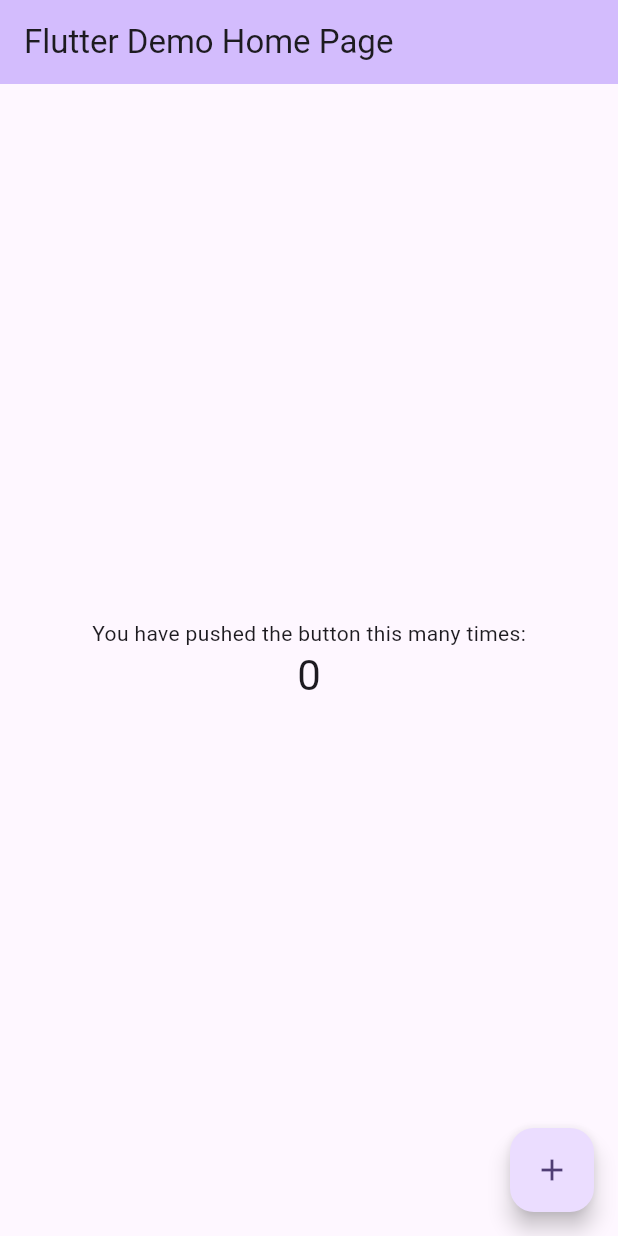
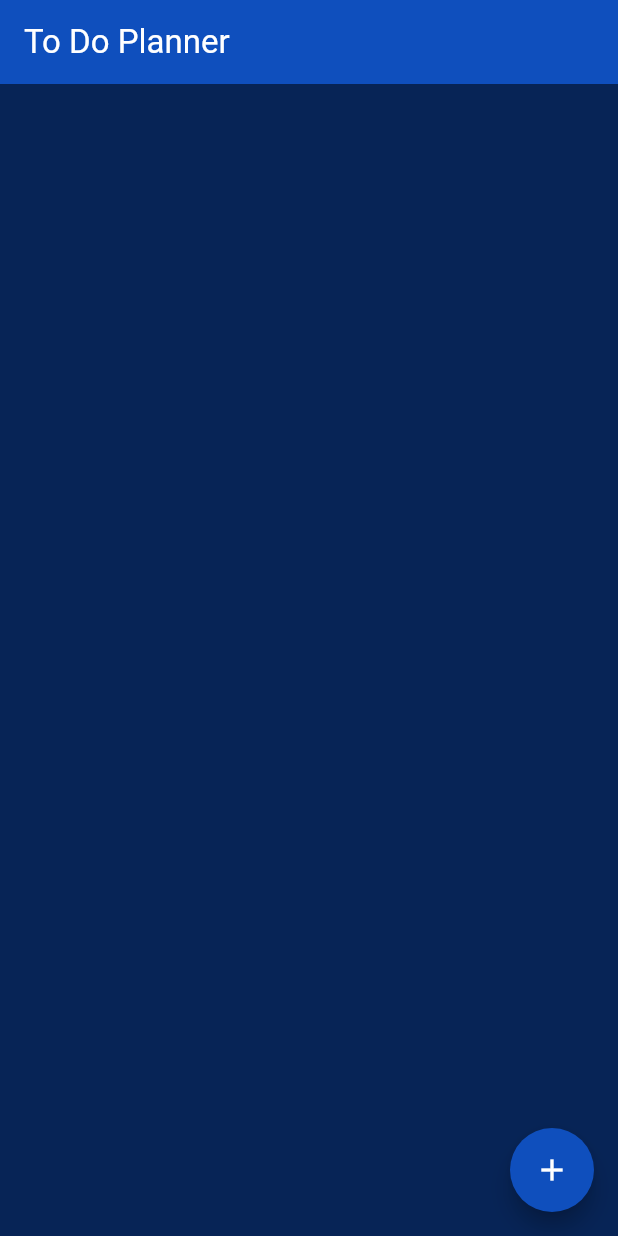
Before and after one commit to Teshan2000/To-Do-Planner, a Flutter app: the screen it shows after launch, on a phone screen of 412 x 824 dp. Run offline on Flutter 3.47's test engine with Material 3 defaults, Android fonts, the phone set to English and light mode, and no system bars.

Commit message:
Home Page
Home page of the application was created.

```diff
--- a/to_do_planner/lib/main.dart
+++ b/to_do_planner/lib/main.dart
@@ -1,4 +1,5 @@
 import 'package:flutter/material.dart';
+import 'package:to_do_planner/screens/home.dart';
 
 void main() {
   runApp(const MyApp());
@@ -7,119 +8,16 @@
 class MyApp extends StatelessWidget {
   const MyApp({super.key});
 
-  // This widget is the root of your application.
   @override
   Widget build(BuildContext context) {
     return MaterialApp(
-      title: 'Flutter Demo',
+      title: 'To Do Planner',
+      debugShowCheckedModeBanner: false,
       theme: ThemeData(
-        // This is the theme of your application.
-        //
-        // TRY THIS: Try running your application with "flutter run". You'll see
-        // the application has a purple toolbar. Then, without quitting the app,
-        // try changing the seedColor in the colorScheme below to Colors.green
-        // and then invoke "hot reload" (save your changes or press the "hot
-        // reload" button in a Flutter-supported IDE, or press "r" if you used
-        // the command line to start the app).
-        //
-        // Notice that the counter didn't reset back to zero; the application
-        // state is not lost during the reload. To reset the state, use hot
-        // restart instead.
-        //
-        // This works for code too, not just values: Most code changes can be
-        // tested with just a hot reload.
-        colorScheme: ColorScheme.fromSeed(seedColor: Colors.deepPurple),
+        colorScheme: ColorScheme.fromSeed(seedColor: Colors.blue),
         useMaterial3: true,
       ),
-      home: const MyHomePage(title: 'Flutter Demo Home Page'),
+      home: const Home(),
     );
   }
 }
-
-class MyHomePage extends StatefulWidget {
-  const MyHomePage({super.key, required this.title});
-
-  // This widget is the home page of your application. It is stateful, meaning
-  // that it has a State object (defined below) that contains fields that affect
-  // how it looks.
-
-  // This class is the configuration for the state. It holds the values (in this
-  // case the title) provided by the parent (in this case the App widget) and
-  // used by the build method of the State. Fields in a Widget subclass are
-  // always marked "final".
-
-  final String title;
-
-  @override
-  State<MyHomePage> createState() => _MyHomePageState();
-}
-
-class _MyHomePageState extends State<MyHomePage> {
-  int _counter = 0;
-
-  void _incrementCounter() {
-    setState(() {
-      // This call to setState tells the Flutter framework that something has
-      // changed in this State, which causes it to rerun the build method below
-      // so that the display can reflect the updated values. If we changed
-      // _counter without calling setState(), then the build method would not be
-      // called again, and so nothing would appear to happen.
-      _counter++;
-    });
-  }
-
-  @override
-  Widget build(BuildContext context) {
-    // This method is rerun every time setState is called, for instance as done
-    // by the _incrementCounter method above.
-    //
-    // The Flutter framework has been optimized to make rerunning build methods
-    // fast, so that you can just rebuild anything that needs updating rather
-    // than having to individually change instances of widgets.
-    return Scaffold(
-      appBar: AppBar(
-        // TRY THIS: Try changing the color here to a specific color (to
-        // Colors.amber, perhaps?) and trigger a hot reload to see the AppBar
-        // change color while the other colors stay the same.
-        backgroundColor: Theme.of(context).colorScheme.inversePrimary,
-        // Here we take the value from the MyHomePage object that was created by
-        // the App.build method, and use it to set our appbar title.
-        title: Text(widget.title),
-      ),
-      body: Center(
-        // Center is a layout widget. It takes a single child and positions it
-        // in the middle of the parent.
-        child: Column(
-          // Column is also a layout widget. It takes a list of children and
-          // arranges them vertically. By default, it sizes itself to fit its
-          // children horizontally, and tries to be as tall as its parent.
-          //
-          // Column has various properties to control how it sizes itself and
-          // how it positions its children. Here we use mainAxisAlignment to
-          // center the children vertically; the main axis here is the vertical
-          // axis because Columns are vertical (the cross axis would be
-          // horizontal).
-          //
-          // TRY THIS: Invoke "debug painting" (choose the "Toggle Debug Paint"
-          // action in the IDE, or press "p" in the console), to see the
-          // wireframe for each widget.
-          mainAxisAlignment: MainAxisAlignment.center,
-          children: <Widget>[
-            const Text(
-              'You have pushed the button this many times:',
-            ),
-            Text(
-              '$_counter',
-              style: Theme.of(context).textTheme.headlineMedium,
-            ),
-          ],
-        ),
-      ),
-      floatingActionButton: FloatingActionButton(
-        onPressed: _incrementCounter,
-        tooltip: 'Increment',
-        child: const Icon(Icons.add),
-      ), // This trailing comma makes auto-formatting nicer for build methods.
-    );
-  }
-}
--- /dev/null
+++ b/to_do_planner/lib/screens/home.dart
@@ -0,0 +1,32 @@
+import 'package:flutter/material.dart';
+
+class Home extends StatefulWidget {
+  const Home({super.key});
+
+  @override
+  State<Home> createState() => _HomeState();
+}
+
+class _HomeState extends State<Home> {
+  @override
+  Widget build(BuildContext context) {
+    return Scaffold(
+      backgroundColor: const Color.fromARGB(255, 7, 36, 86),
+      appBar: AppBar(
+        title: const Text(
+          "To Do Planner",
+          style: TextStyle(color: Colors.white),
+        ),
+        backgroundColor: const Color.fromARGB(255, 15, 79, 189),
+      ),
+      floatingActionButton: FloatingActionButton(
+        backgroundColor: const Color.fromARGB(255, 15, 79, 189),
+        onPressed: () {},
+        shape: const CircleBorder(
+          side: BorderSide.none
+        ),
+        child: const Icon(Icons.add, color: Colors.white,),
+      ),
+    );
+  }
+}
```
